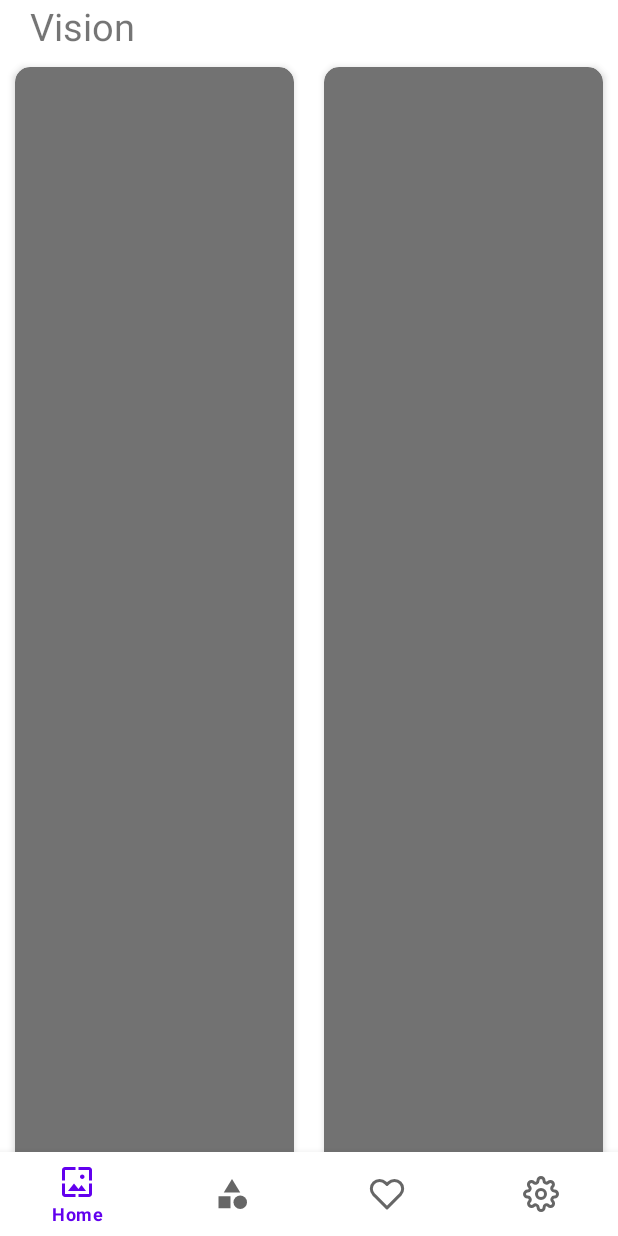
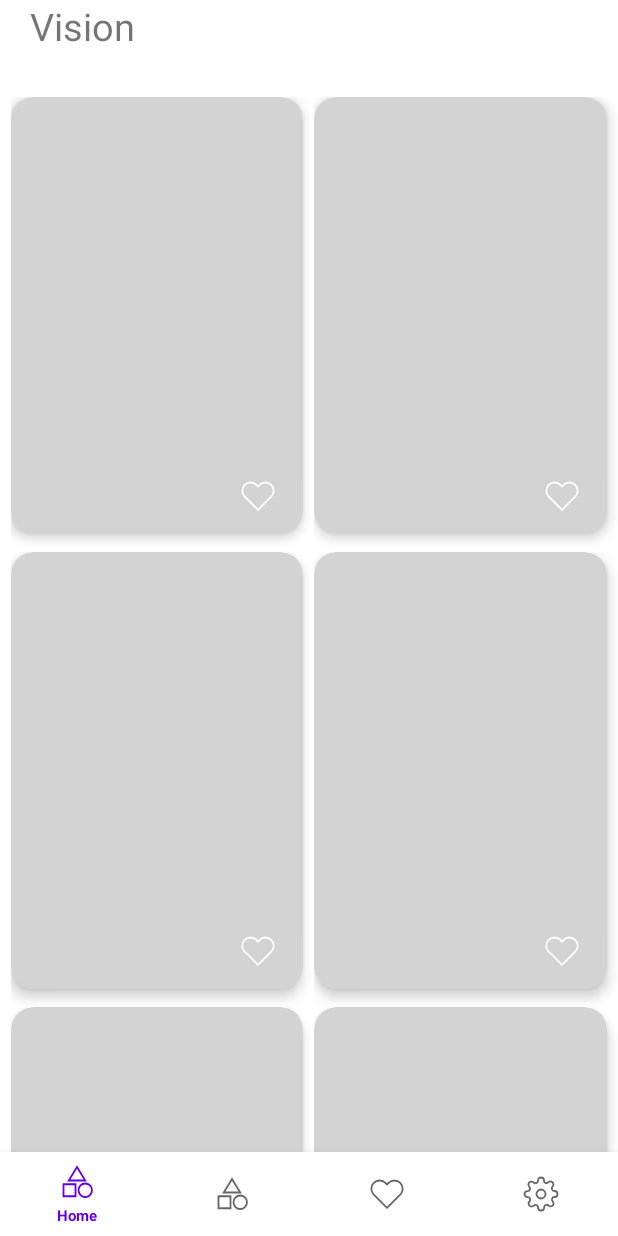
Before and after one commit to MohitSharma0101/Vision_Wallpapers, an Android app: the HomeFragment screen opened through its navigation route, on a phone screen of 412 x 824 dp. Run offline under Robolectric (Android 15) with nearby library versions, the light colour scheme and no system bars; our stand-ins replace navigation-ui.

Commit message:
modified picture_card.xml

```diff
--- a/app/build.gradle
+++ b/app/build.gradle
@@ -45,8 +45,8 @@
     implementation 'com.google.android.material:material:1.2.1'
     implementation 'androidx.constraintlayout:constraintlayout:2.0.4'
     implementation 'androidx.legacy:legacy-support-v4:1.0.0'
-    implementation 'androidx.navigation:navigation-fragment-ktx:2.3.1'
-    implementation 'androidx.navigation:navigation-ui-ktx:2.3.1'
+    implementation 'androidx.navigation:navigation-fragment-ktx:2.3.2'
+    implementation 'androidx.navigation:navigation-ui-ktx:2.3.2'
     testImplementation 'junit:junit:4.+'
     androidTestImplementation 'androidx.test.ext:junit:1.1.2'
     androidTestImplementation 'androidx.test.espresso:espresso-core:3.3.0'
@@ -54,4 +54,7 @@
     // Room
     implementation "androidx.room:room-runtime:2.2.6"
     kapt "androidx.room:room-compiler:2.2.6"
+
+    //coroutines
+    implementation "androidx.room:room-ktx:2.2.6"
 }
--- a/app/src/main/java/com/vision/wallpapers/HomeFragment.kt
+++ b/app/src/main/java/com/vision/wallpapers/HomeFragment.kt
@@ -17,7 +17,12 @@
         super.onViewCreated(view, savedInstanceState)
         binding = FragmentHomeBinding.bind(view)
 
-        gridLayoutManager = GridLayoutManager(context, 2)
+        gridLayoutManager = object : GridLayoutManager(context, 2) {
+            override fun checkLayoutParams(lp: RecyclerView.LayoutParams?): Boolean {
+                lp?.height = (height / 2.5).toInt()
+                return true
+            }
+        }
         adapter = Adapter()
 
         setupRecyclerView(binding.homeRecyclerView, gridLayoutManager, adapter)
--- a/app/src/main/java/com/vision/wallpapers/database/WallpaperDatabase.kt
+++ b/app/src/main/java/com/vision/wallpapers/database/WallpaperDatabase.kt
@@ -4,6 +4,7 @@
 import androidx.room.Database
 import androidx.room.Room
 import androidx.room.RoomDatabase
+import androidx.room.TypeConverters
 import com.vision.wallpapers.model.Wallpaper
 
 
@@ -11,6 +12,7 @@
     entities = [Wallpaper::class],
     version = 1
 )
+@TypeConverters(Converter::class)
 abstract class WallpaperDatabase: RoomDatabase() {
 
     abstract fun getWallpaperDao(): WallpaperDao
--- /dev/null
+++ b/app/src/main/res/drawable-v24/heart_white.xml
@@ -0,0 +1,13 @@
+<vector xmlns:android="http://schemas.android.com/apk/res/android"
+    android:width="24dp"
+    android:height="24dp"
+    android:viewportWidth="24"
+    android:viewportHeight="24">
+    <path
+        android:fillColor="#00000000"
+        android:pathData="M20.84,4.61a5.5,5.5 0,0 0,-7.78 0L12,5.67l-1.06,-1.06a5.5,5.5 0,0 0,-7.78 7.78l1.06,1.06L12,21.23l7.78,-7.78 1.06,-1.06a5.5,5.5 0,0 0,0 -7.78z"
+        android:strokeWidth="1.2"
+        android:strokeColor="#ffffff"
+        android:strokeLineCap="round"
+        android:strokeLineJoin="round" />
+</vector>
--- a/app/src/main/res/drawable/ic_baseline_category_24.xml
+++ b/app/src/main/res/drawable/ic_baseline_category_24.xml
@@ -5,12 +5,18 @@
     android:viewportHeight="24"
     android:tint="?attr/colorControlNormal">
   <path
-      android:fillColor="@android:color/white"
-      android:pathData="M12,2l-5.5,9h11z"/>
-  <path
-      android:fillColor="@android:color/white"
-      android:pathData="M17.5,17.5m-4.5,0a4.5,4.5 0,1 1,9 0a4.5,4.5 0,1 1,-9 0"/>
-  <path
-      android:fillColor="@android:color/white"
-      android:pathData="M3,13.5h8v8H3z"/>
+      android:fillColor="@android:color/transparent"
+      android:strokeWidth="1.2"
+      android:strokeColor="@color/black"
+      android:pathData="M12,2l-5.5,9h11z" />
+    <path
+        android:fillColor="@android:color/transparent"
+        android:strokeWidth="1.2"
+        android:strokeColor="@color/black"
+        android:pathData="M17.5,17.5m-4.5,0a4.5,4.5 0,1 1,9 0a4.5,4.5 0,1 1,-9 0" />
+    <path
+        android:fillColor="@android:color/transparent"
+        android:strokeWidth="1.2"
+        android:strokeColor="@color/black"
+        android:pathData="M3,13.5h8v8H3z" />
 </vector>
--- a/app/src/main/res/drawable/ic_baseline_wallpaper_24.xml
+++ b/app/src/main/res/drawable/ic_baseline_wallpaper_24.xml
@@ -5,6 +5,8 @@
     android:viewportHeight="24"
     android:tint="?attr/colorControlNormal">
   <path
+      android:strokeWidth="0.2"
+      android:strokeColor="@color/black"
       android:fillColor="@android:color/white"
-      android:pathData="M4,4h7L11,2L4,2c-1.1,0 -2,0.9 -2,2v7h2L4,4zM10,13l-4,5h12l-3,-4 -2.03,2.71L10,13zM17,8.5c0,-0.83 -0.67,-1.5 -1.5,-1.5S14,7.67 14,8.5s0.67,1.5 1.5,1.5S17,9.33 17,8.5zM20,2h-7v2h7v7h2L22,4c0,-1.1 -0.9,-2 -2,-2zM20,20h-7v2h7c1.1,0 2,-0.9 2,-2v-7h-2v7zM4,13L2,13v7c0,1.1 0.9,2 2,2h7v-2L4,20v-7z"/>
+      android:pathData="M4,4h7L11,2L4,2c-1.1,0 -2,0.9 -2,2v7h2L4,4zM10,13l-4,5h12l-3,-4 -2.03,2.71L10,13zM17,8.5c0,-0.83 -0.67,-1.5 -1.5,-1.5S14,7.67 14,8.5s0.67,1.5 1.5,1.5S17,9.33 17,8.5zM20,2h-7v2h7v7h2L22,4c0,-1.1 -0.9,-2 -2,-2zM20,20h-7v2h7c1.1,0 2,-0.9 2,-2v-7h-2v7zM4,13L2,13v7c0,1.1 0.9,2 2,2h7v-2L4,20v-7z" />
 </vector>
--- a/app/src/main/res/drawable/ic_heart.xml
+++ b/app/src/main/res/drawable/ic_heart.xml
@@ -6,7 +6,7 @@
   <path
       android:pathData="M20.84,4.61a5.5,5.5 0,0 0,-7.78 0L12,5.67l-1.06,-1.06a5.5,5.5 0,0 0,-7.78 7.78l1.06,1.06L12,21.23l7.78,-7.78 1.06,-1.06a5.5,5.5 0,0 0,0 -7.78z"
       android:strokeLineJoin="round"
-      android:strokeWidth="2"
+      android:strokeWidth="1.2"
       android:fillColor="#00000000"
       android:strokeColor="#000000"
       android:strokeLineCap="round"/>
--- a/app/src/main/res/drawable/ic_settings.xml
+++ b/app/src/main/res/drawable/ic_settings.xml
@@ -6,14 +6,14 @@
   <path
       android:pathData="M12,12m-3,0a3,3 0,1 1,6 0a3,3 0,1 1,-6 0"
       android:strokeLineJoin="round"
-      android:strokeWidth="2"
+      android:strokeWidth="1.2"
       android:fillColor="#00000000"
       android:strokeColor="#000000"
       android:strokeLineCap="round"/>
   <path
       android:pathData="M19.4,15a1.65,1.65 0,0 0,0.33 1.82l0.06,0.06a2,2 0,0 1,0 2.83,2 2,0 0,1 -2.83,0l-0.06,-0.06a1.65,1.65 0,0 0,-1.82 -0.33,1.65 1.65,0 0,0 -1,1.51V21a2,2 0,0 1,-2 2,2 2,0 0,1 -2,-2v-0.09A1.65,1.65 0,0 0,9 19.4a1.65,1.65 0,0 0,-1.82 0.33l-0.06,0.06a2,2 0,0 1,-2.83 0,2 2,0 0,1 0,-2.83l0.06,-0.06a1.65,1.65 0,0 0,0.33 -1.82,1.65 1.65,0 0,0 -1.51,-1H3a2,2 0,0 1,-2 -2,2 2,0 0,1 2,-2h0.09A1.65,1.65 0,0 0,4.6 9a1.65,1.65 0,0 0,-0.33 -1.82l-0.06,-0.06a2,2 0,0 1,0 -2.83,2 2,0 0,1 2.83,0l0.06,0.06a1.65,1.65 0,0 0,1.82 0.33H9a1.65,1.65 0,0 0,1 -1.51V3a2,2 0,0 1,2 -2,2 2,0 0,1 2,2v0.09a1.65,1.65 0,0 0,1 1.51,1.65 1.65,0 0,0 1.82,-0.33l0.06,-0.06a2,2 0,0 1,2.83 0,2 2,0 0,1 0,2.83l-0.06,0.06a1.65,1.65 0,0 0,-0.33 1.82V9a1.65,1.65 0,0 0,1.51 1H21a2,2 0,0 1,2 2,2 2,0 0,1 -2,2h-0.09a1.65,1.65 0,0 0,-1.51 1z"
       android:strokeLineJoin="round"
-      android:strokeWidth="2"
+      android:strokeWidth="1.2"
       android:fillColor="#00000000"
       android:strokeColor="#000000"
       android:strokeLineCap="round"/>
--- a/app/src/main/res/layout/activity_main.xml
+++ b/app/src/main/res/layout/activity_main.xml
@@ -26,6 +26,7 @@
         android:layout_width="match_parent"
         android:layout_height="wrap_content"
         android:layout_gravity="bottom"
+        app:itemTextAppearanceActive="@style/BottomNavigationView.Active"
         app:menu="@menu/bottom_bar_menu"
         />
 
--- a/app/src/main/res/layout/fragment_home.xml
+++ b/app/src/main/res/layout/fragment_home.xml
@@ -14,6 +14,8 @@
     <androidx.recyclerview.widget.RecyclerView
         android:id="@+id/homeRecyclerView"
         android:layout_width="match_parent"
-        android:layout_height="fill_parent" />
+        android:layout_height="fill_parent"
+        android:layout_marginStart="7dp"
+        android:layout_marginTop="30dp" />
 
 </LinearLayout>
--- a/app/src/main/res/layout/picture_card.xml
+++ b/app/src/main/res/layout/picture_card.xml
@@ -1,5 +1,5 @@
 <?xml version="1.0" encoding="utf-8"?>
-<androidx.constraintlayout.widget.ConstraintLayout xmlns:android="http://schemas.android.com/apk/res/android"
+<FrameLayout xmlns:android="http://schemas.android.com/apk/res/android"
     xmlns:app="http://schemas.android.com/apk/res-auto"
     android:layout_width="match_parent"
     android:layout_height="match_parent">
@@ -7,11 +7,19 @@
     <com.google.android.material.card.MaterialCardView
         android:layout_width="match_parent"
         android:layout_height="match_parent"
-        app:layout_constraintStart_toStartOf="parent"
-        app:layout_constraintTop_toTopOf="parent"
-        android:layout_margin="10dp"
-        app:cardCornerRadius="10dp"
-        app:cardElevation="3dp"
-        app:cardBackgroundColor="#727272"/>
+        android:layout_marginEnd="7dp"
+        android:layout_marginBottom="12dp"
+        app:cardBackgroundColor="#D3D3D3"
+        app:cardCornerRadius="15dp"
+        app:cardElevation="5dp" />
 
-</androidx.constraintlayout.widget.ConstraintLayout>
+    <com.google.android.material.imageview.ShapeableImageView
+        android:layout_width="wrap_content"
+        android:layout_height="wrap_content"
+        android:layout_gravity="bottom|end"
+        android:layout_marginEnd="25dp"
+        android:layout_marginBottom="25dp"
+        android:elevation="5dp"
+        app:srcCompat="@drawable/heart_white" />
+
+</FrameLayout>
--- a/app/src/main/res/menu/bottom_bar_menu.xml
+++ b/app/src/main/res/menu/bottom_bar_menu.xml
@@ -1,26 +1,22 @@
 <?xml version="1.0" encoding="utf-8"?>
-<menu xmlns:android="http://schemas.android.com/apk/res/android"
-    xmlns:app="http://schemas.android.com/apk/res-auto">
+<menu xmlns:android="http://schemas.android.com/apk/res/android">
 
-    <item android:id="@+id/homeFragment"
+    <item
+        android:id="@+id/homeFragment"
         android:checked="true"
         android:title="Home"
-        android:icon="@drawable/ic_baseline_wallpaper_24"
-        />
-    <item android:id="@+id/categoriesFragment"
-        android:checked="true"
+        android:icon="@drawable/ic_baseline_category_24" />
+    <item
+        android:id="@+id/categoriesFragment"
         android:title="Categories"
-        android:icon="@drawable/ic_baseline_category_24"
-        />
+        android:icon="@drawable/ic_baseline_category_24" />
 
     <item android:id="@+id/favFragment"
-        android:checked="true"
         android:title="Favourite"
         android:icon="@drawable/ic_heart"
         />
 
     <item android:id="@+id/settingsFragment"
-        android:checked="true"
         android:title="Settings"
         android:icon="@drawable/ic_settings"
         />
--- a/app/src/main/res/values/themes.xml
+++ b/app/src/main/res/values/themes.xml
@@ -13,4 +13,9 @@
         <item name="android:statusBarColor" tools:targetApi="l">?attr/colorPrimaryVariant</item>
         <!-- Customize your theme here. -->
     </style>
+
+    <style name="BottomNavigationView.Active" parent="@style/TextAppearance.AppCompat.Caption">
+        <item name="android:textSize">10sp</item>
+    </style>
+
 </resources>
```
